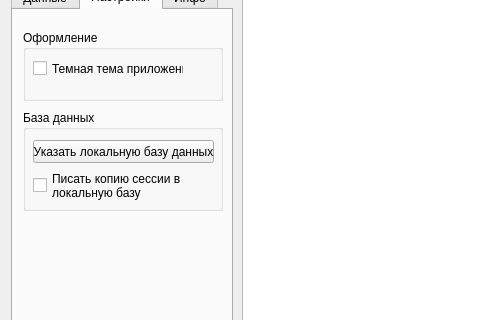
The window that cpclient.ui (ruhose73/Koftan) describes before a commit, drawn with Qt 5; both pictures show x 0 to 480 and y 266 to 586 of the 1280 by 720 pixel window.
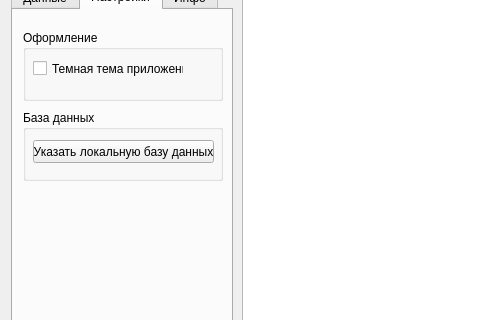
The same window after the commit. The open tabs and pages were chosen to show the change.

The edit to the form file:
```diff
--- a/cpclient.ui
+++ b/cpclient.ui
@@ -380,7 +380,7 @@
          <x>10</x>
          <y>100</y>
          <width>200</width>
-         <height>101</height>
+         <height>71</height>
         </rect>
        </property>
        <property name="title">
@@ -399,20 +399,6 @@
          <string>Указать локальную базу данных</string>
         </property>
        </widget>
-       <widget class="QCheckBox" name="WriteCopyDB_box">
-        <property name="geometry">
-         <rect>
-          <x>10</x>
-          <y>60</y>
-          <width>181</width>
-          <height>31</height>
-         </rect>
-        </property>
-        <property name="text">
-         <string>Писать копию сессии в 
-локальную базу</string>
-        </property>
-       </widget>
       </widget>
      </widget>
      <widget class="QWidget" name="tab_2">
```
Left out of the diff: 50 changed lines with no effect on the pictures.
